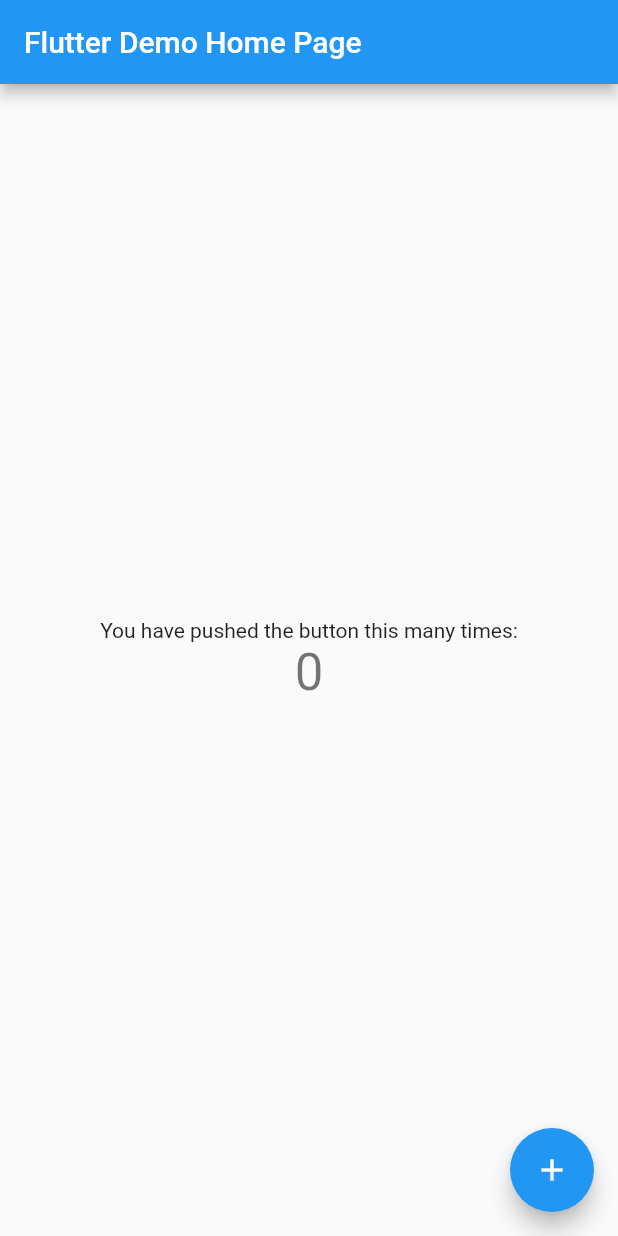
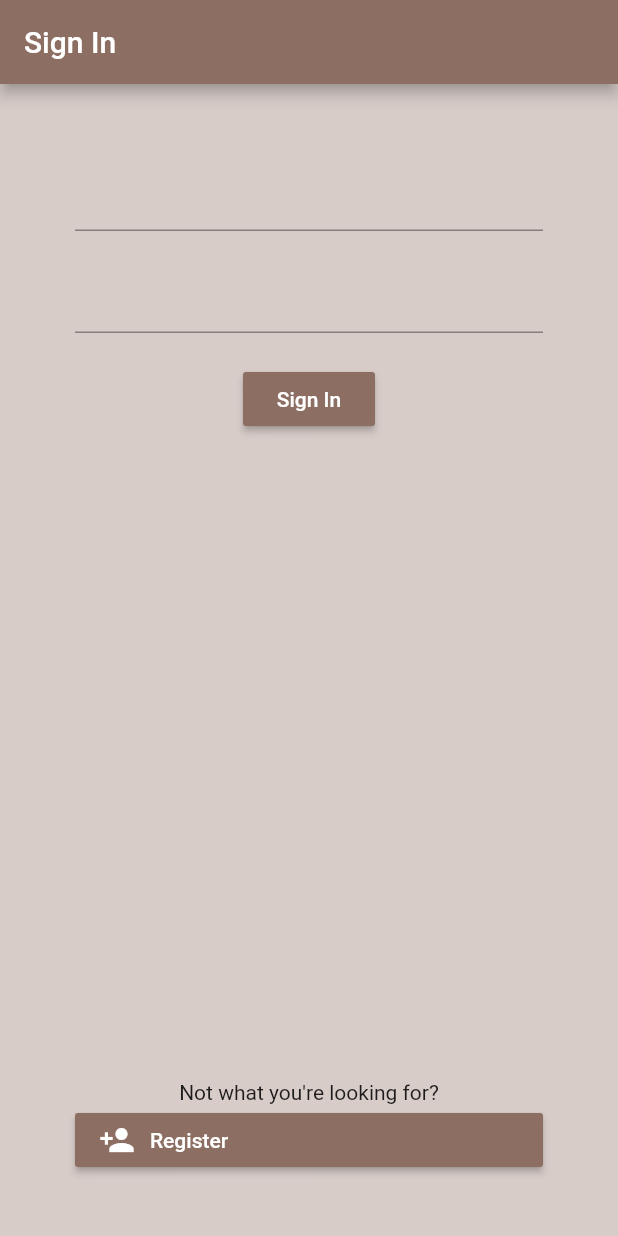
Before and after one commit to atleastzero/cardless, a Flutter app: the screen it shows after launch, on a phone screen of 412 x 824 dp. Run offline on Flutter 3.47's test engine with Material 2 defaults, Android fonts, the phone set to English and light mode, and no system bars; our stand-ins replace firebase_auth; accounts and stored records are empty.

```diff
--- a/lib/main.dart
+++ b/lib/main.dart
@@ -1,3 +1,4 @@
+import 'package:cardless/screens/wrapper.dart';
 import 'package:flutter/material.dart';
 
 void main() {
@@ -9,109 +10,7 @@ class MyApp extends StatelessWidget {
   @override
   Widget build(BuildContext context) {
     return MaterialApp(
-      title: 'Flutter Demo',
-      theme: ThemeData(
-        // This is the theme of your application.
-        //
-        // Try running your application with "flutter run". You'll see the
-        // application has a blue toolbar. Then, without quitting the app, try
-        // changing the primarySwatch below to Colors.green and then invoke
-        // "hot reload" (press "r" in the console where you ran "flutter run",
-        // or simply save your changes to "hot reload" in a Flutter IDE).
-        // Notice that the counter didn't reset back to zero; the application
-        // is not restarted.
-        primarySwatch: Colors.blue,
-        // This makes the visual density adapt to the platform that you run
-        // the app on. For desktop platforms, the controls will be smaller and
-        // closer together (more dense) than on mobile platforms.
-        visualDensity: VisualDensity.adaptivePlatformDensity,
-      ),
-      home: MyHomePage(title: 'Flutter Demo Home Page'),
+      home: Wrapper(),
     );
   }
 }
-
-class MyHomePage extends StatefulWidget {
-  MyHomePage({Key key, this.title}) : super(key: key);
-
-  // This widget is the home page of your application. It is stateful, meaning
-  // that it has a State object (defined below) that contains fields that affect
-  // how it looks.
-
-  // This class is the configuration for the state. It holds the values (in this
-  // case the title) provided by the parent (in this case the App widget) and
-  // used by the build method of the State. Fields in a Widget subclass are
-  // always marked "final".
-
-  final String title;
-
-  @override
-  _MyHomePageState createState() => _MyHomePageState();
-}
-
-class _MyHomePageState extends State<MyHomePage> {
-  int _counter = 0;
-
-  void _incrementCounter() {
-    setState(() {
-      // This call to setState tells the Flutter framework that something has
-      // changed in this State, which causes it to rerun the build method below
-      // so that the display can reflect the updated values. If we changed
-      // _counter without calling setState(), then the build method would not be
-      // called again, and so nothing would appear to happen.
-      _counter++;
-    });
-  }
-
-  @override
-  Widget build(BuildContext context) {
-    // This method is rerun every time setState is called, for instance as done
-    // by the _incrementCounter method above.
-    //
-    // The Flutter framework has been optimized to make rerunning build methods
-    // fast, so that you can just rebuild anything that needs updating rather
-    // than having to individually change instances of widgets.
-    return Scaffold(
-      appBar: AppBar(
-        // Here we take the value from the MyHomePage object that was created by
-        // the App.build method, and use it to set our appbar title.
-        title: Text(widget.title),
-      ),
-      body: Center(
-        // Center is a layout widget. It takes a single child and positions it
-        // in the middle of the parent.
-        child: Column(
-          // Column is also a layout widget. It takes a list of children and
-          // arranges them vertically. By default, it sizes itself to fit its
-          // children horizontally, and tries to be as tall as its parent.
-          //
-          // Invoke "debug painting" (press "p" in the console, choose the
-          // "Toggle Debug Paint" action from the Flutter Inspector in Android
-          // Studio, or the "Toggle Debug Paint" command in Visual Studio Code)
-          // to see the wireframe for each widget.
-          //
-          // Column has various properties to control how it sizes itself and
-          // how it positions its children. Here we use mainAxisAlignment to
-          // center the children vertically; the main axis here is the vertical
-          // axis because Columns are vertical (the cross axis would be
-          // horizontal).
-          mainAxisAlignment: MainAxisAlignment.center,
-          children: <Widget>[
-            Text(
-              'You have pushed the button this many times:',
-            ),
-            Text(
-              '$_counter',
-              style: Theme.of(context).textTheme.headline4,
-            ),
-          ],
-        ),
-      ),
-      floatingActionButton: FloatingActionButton(
-        onPressed: _incrementCounter,
-        tooltip: 'Increment',
-        child: Icon(Icons.add),
-      ), // This trailing comma makes auto-formatting nicer for build methods.
-    );
-  }
-}
--- /dev/null
+++ b/lib/models/user.dart
@@ -0,0 +1,5 @@
+class User {
+  final String uid;
+
+  User({this.uid});
+}
--- /dev/null
+++ b/lib/screens/authenticate/authenticate.dart
@@ -0,0 +1,27 @@
+import 'package:cardless/screens/authenticate/register.dart';
+import 'package:cardless/screens/authenticate/sign_in.dart';
+import 'package:flutter/material.dart';
+
+class Authenticate extends StatefulWidget {
+  @override
+  _AuthenticateState createState() => _AuthenticateState();
+}
+
+class _AuthenticateState extends State<Authenticate> {
+  bool showSignIn = true;
+
+  void toggleView() {
+    setState(() {
+      showSignIn = !showSignIn;
+    });
+  }
+
+  @override
+  Widget build(BuildContext context) {
+    return Container(
+      child: showSignIn
+          ? SignIn(toggleView: toggleView)
+          : Register(toggleView: toggleView),
+    );
+  }
+}
--- /dev/null
+++ b/lib/screens/authenticate/sign_in.dart
@@ -0,0 +1,110 @@
+import 'package:cardless/services/auth.dart';
+import 'package:flutter/material.dart';
+
+class SignIn extends StatefulWidget {
+  final Function toggleView;
+
+  SignIn({this.toggleView});
+
+  @override
+  _SignInState createState() => _SignInState();
+}
+
+class _SignInState extends State<SignIn> {
+  final AuthService _auth = AuthService();
+
+  String email = '';
+  String password = '';
+
+  @override
+  Widget build(BuildContext context) {
+    return Scaffold(
+      backgroundColor: Colors.brown[100],
+      appBar: AppBar(
+        backgroundColor: Colors.brown[400],
+        title: Text("Sign In"),
+      ),
+      body: Container(
+        padding: EdgeInsets.symmetric(
+          vertical: 20,
+          horizontal: 50,
+        ),
+        child: Form(
+          child: Column(
+            mainAxisAlignment: MainAxisAlignment.spaceBetween,
+            children: <Widget>[
+              Column(
+                children: <Widget>[
+                  SizedBox(
+                    height: 30,
+                  ),
+                  TextFormField(
+                    onChanged: (val) {
+                      setState(() {
+                        email = val;
+                      });
+                    },
+                  ),
+                  SizedBox(
+                    height: 20,
+                  ),
+                  TextFormField(
+                    obscureText: true,
+                    onChanged: (val) {
+                      setState(() {
+                        password = val;
+                      });
+                    },
+                  ),
+                  SizedBox(
+                    height: 20,
+                  ),
+                  RaisedButton(
+                    color: Colors.brown[400],
+                    child: Text(
+                      "Sign In",
+                      style: TextStyle(color: Colors.white),
+                    ),
+                    onPressed: () async {
+                      print(email);
+                      print(password);
+                    },
+                  ),
+                ],
+              ),
+              Column(
+                children: <Widget>[
+                  Text("Not what you're looking for?"),
+                  RaisedButton(
+                    color: Colors.brown[400],
+                    child: Row(
+                      children: [
+                        Icon(
+                          Icons.person_add,
+                          color: Colors.white,
+                        ),
+                        SizedBox(
+                          width: 10,
+                        ),
+                        Text(
+                          "Register",
+                          style: TextStyle(color: Colors.white),
+                        ),
+                      ],
+                    ),
+                    onPressed: () {
+                      widget.toggleView();
+                    },
+                  ),
+                  SizedBox(
+                    height: 20,
+                  ),
+                ],
+              )
+            ],
+          ),
+        ),
+      ),
+    );
+  }
+}
--- /dev/null
+++ b/lib/screens/wrapper.dart
@@ -0,0 +1,11 @@
+import 'package:cardless/screens/authenticate/authenticate.dart';
+import 'package:cardless/screens/home/home.dart';
+import 'package:flutter/material.dart';
+
+class Wrapper extends StatelessWidget {
+  @override
+  Widget build(BuildContext context) {
+    // return home or authenticate widget
+    return Authenticate();
+  }
+}
```
Also changed, not shown: lib/screens/authenticate/register.dart (added, +110 -0 lines), lib/screens/home/home.dart (added, +10 -0 lines), lib/services/auth.dart (added, +28 -0 lines), 3 other files.
